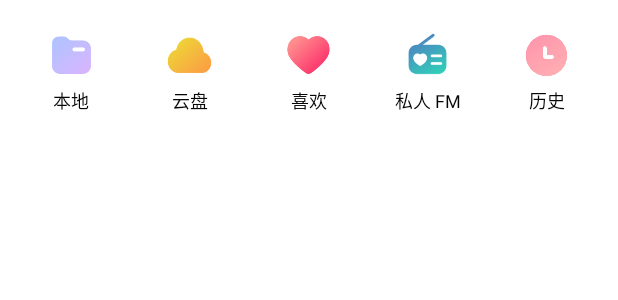
After one commit to shilongzhuo/Szong, an Android app built with Jetpack Compose: the layout recycler_fragment_my_icon.xml on its own in the app's theme, with its tools: preview values and no code run, on a phone screen of 412 x 824 dp. The commit adds this screen. Shown: the top 300 px of the screen. Run offline under Robolectric (Android 15) with nearby library versions, the phone set to English and light mode, and no system bars.

Commit message:
主界面-ui

```diff
--- /dev/null
+++ b/app/src/main/java/com/example/szong/manager/ActivityManager.kt
@@ -0,0 +1,4 @@
+package com.example.szong.manager
+
+class ActivityManager {
+}
--- a/app/src/main/res/layout/mini_player.xml
+++ b/app/src/main/res/layout/mini_player.xml
@@ -29,7 +29,7 @@
 
     </androidx.cardview.widget.CardView>
 
-   <!-- <com.dirror.music.widget.MarqueeTextView
+    <com.example.szong.widget.MarqueeTextView
         android:id="@+id/tvTitle"
         android:layout_width="0dp"
         android:layout_height="wrap_content"
@@ -72,5 +72,4 @@
         app:layout_constraintTop_toTopOf="@+id/tvTitle"
         app:srcCompat="@drawable/ic_mini_player_play"
         tools:ignore="ContentDescription,VectorDrawableCompat" />
--->
 </androidx.constraintlayout.widget.ConstraintLayout>
--- /dev/null
+++ b/app/src/main/res/layout/recycler_fragment_my_icon.xml
@@ -0,0 +1,187 @@
+<?xml version="1.0" encoding="utf-8"?>
+<LinearLayout xmlns:android="http://schemas.android.com/apk/res/android"
+    xmlns:app="http://schemas.android.com/apk/res-auto"
+    xmlns:tools="http://schemas.android.com/tools"
+    android:id="@+id/llTop"
+    android:background="@drawable/bg_card"
+    android:layout_width="match_parent"
+    android:layout_height="wrap_content"
+    android:baselineAligned="false"
+    android:orientation="horizontal"
+    android:paddingStart="8dp"
+    android:paddingEnd="8dp"
+    android:paddingTop="0dp"
+    android:paddingBottom="0dp">
+
+    <androidx.constraintlayout.widget.ConstraintLayout
+        android:id="@+id/clLocal"
+        android:layout_width="0dp"
+        android:layout_height="match_parent"
+        android:layout_weight="1"
+        android:contentDescription="@string/local_music">
+
+        <ImageView
+            android:id="@+id/ivLocal"
+            android:layout_width="42dp"
+            android:layout_height="42dp"
+            android:layout_marginTop="16dp"
+            android:padding="6dp"
+            android:src="@drawable/ic_local_music"
+            app:layout_constraintEnd_toEndOf="parent"
+            app:layout_constraintHorizontal_bias="0.5"
+            app:layout_constraintStart_toStartOf="parent"
+            app:layout_constraintTop_toTopOf="parent"
+            tools:ignore="ContentDescription" />
+
+        <TextView
+            android:id="@+id/textView2"
+            android:layout_width="wrap_content"
+            android:layout_height="wrap_content"
+            android:text="@string/local_music"
+            android:textColor="@color/colorTextForeground"
+            android:textSize="12sp"
+            app:layout_constraintEnd_toEndOf="parent"
+            app:layout_constraintHorizontal_bias="0.5"
+            app:layout_constraintStart_toStartOf="parent"
+            app:layout_constraintTop_toBottomOf="@+id/ivLocal"
+            tools:ignore="ContentDescription" />
+
+    </androidx.constraintlayout.widget.ConstraintLayout>
+
+    <androidx.constraintlayout.widget.ConstraintLayout
+        android:id="@+id/clUserCloud"
+        android:layout_width="0dp"
+        android:layout_height="match_parent"
+        android:layout_weight="1"
+        android:contentDescription="@string/cloud_drive">
+
+        <ImageView
+            android:id="@+id/ivUserCloud"
+            android:layout_width="42dp"
+            android:layout_height="42dp"
+            android:layout_marginTop="16dp"
+            android:padding="5dp"
+            android:src="@drawable/ic_user_cloud"
+            app:layout_constraintEnd_toEndOf="parent"
+            app:layout_constraintStart_toStartOf="parent"
+            app:layout_constraintTop_toTopOf="parent"
+            tools:ignore="ContentDescription" />
+
+        <TextView
+            android:layout_width="wrap_content"
+            android:layout_height="wrap_content"
+            android:text="@string/cloud_drive"
+            android:textColor="@color/colorTextForeground"
+            android:textSize="12sp"
+            app:layout_constraintEnd_toEndOf="parent"
+            app:layout_constraintStart_toStartOf="parent"
+            app:layout_constraintTop_toBottomOf="@id/ivUserCloud"
+            tools:ignore="ContentDescription" />
+
+    </androidx.constraintlayout.widget.ConstraintLayout>
+
+    <androidx.constraintlayout.widget.ConstraintLayout
+        android:id="@+id/clFavorite"
+        android:layout_width="0dp"
+        android:layout_height="match_parent"
+        android:layout_weight="1"
+        android:contentDescription="@string/my_favorite_songs">
+
+        <ImageView
+            android:id="@+id/ivFavorite"
+            android:layout_width="42dp"
+            android:layout_height="42dp"
+            android:layout_marginTop="16dp"
+            android:padding="6dp"
+            android:src="@drawable/local_page_follow_mark"
+            app:layout_constraintEnd_toEndOf="parent"
+            app:layout_constraintHorizontal_bias="0.5"
+            app:layout_constraintStart_toStartOf="parent"
+            app:layout_constraintTop_toTopOf="parent"
+            tools:ignore="ContentDescription" />
+
+        <TextView
+            android:id="@+id/textView6"
+            android:layout_width="wrap_content"
+            android:layout_height="wrap_content"
+            android:layout_marginBottom="16dp"
+            android:text="@string/my_favorite_songs"
+            android:textAlignment="center"
+            android:textColor="@color/colorTextForeground"
+            android:textSize="12sp"
+            app:layout_constraintBottom_toBottomOf="parent"
+            app:layout_constraintEnd_toEndOf="parent"
+            app:layout_constraintHorizontal_bias="0.5"
+            app:layout_constraintStart_toStartOf="parent"
+            app:layout_constraintTop_toBottomOf="@+id/ivFavorite"
+            tools:ignore="ContentDescription" />
+
+    </androidx.constraintlayout.widget.ConstraintLayout>
+
+
+    <androidx.constraintlayout.widget.ConstraintLayout
+        android:id="@+id/clPersonalFM"
+        android:layout_width="0dp"
+        android:layout_height="match_parent"
+        android:layout_weight="1">
+
+        <ImageView
+            android:id="@+id/ivPersonalFM"
+            android:layout_width="42dp"
+            android:layout_height="42dp"
+            android:layout_marginTop="16dp"
+            android:paddingTop="5dp"
+            android:paddingBottom="7dp"
+            android:src="@drawable/ic_personal_fm"
+            app:layout_constraintEnd_toEndOf="parent"
+            app:layout_constraintStart_toStartOf="parent"
+            app:layout_constraintTop_toTopOf="parent"
+            tools:ignore="ContentDescription" />
+
+        <TextView
+            android:layout_width="wrap_content"
+            android:layout_height="wrap_content"
+            android:text="@string/personal_fm"
+            android:textColor="@color/colorTextForeground"
+            android:textSize="12sp"
+            app:layout_constraintEnd_toEndOf="parent"
+            app:layout_constraintStart_toStartOf="parent"
+            app:layout_constraintTop_toBottomOf="@id/ivPersonalFM" />
+
+    </androidx.constraintlayout.widget.ConstraintLayout>
+
+
+    <androidx.constraintlayout.widget.ConstraintLayout
+        android:id="@+id/clLatest"
+        android:layout_width="0dp"
+        android:layout_height="match_parent"
+        android:layout_weight="1"
+        android:contentDescription="@string/history">
+
+        <ImageView
+            android:id="@+id/ivLatest"
+            android:layout_width="42dp"
+            android:layout_height="42dp"
+            android:layout_marginTop="16dp"
+            android:padding="6dp"
+            android:src="@drawable/local_page_latest_mark"
+            app:layout_constraintEnd_toEndOf="parent"
+            app:layout_constraintStart_toStartOf="parent"
+            app:layout_constraintTop_toTopOf="parent"
+            tools:ignore="ContentDescription" />
+
+        <TextView
+            android:layout_width="wrap_content"
+            android:layout_height="wrap_content"
+            android:text="@string/history"
+            android:textColor="@color/colorTextForeground"
+            android:textSize="12sp"
+            app:layout_constraintEnd_toEndOf="parent"
+            app:layout_constraintStart_toStartOf="parent"
+            app:layout_constraintTop_toBottomOf="@id/ivLatest"
+            tools:ignore="ContentDescription" />
+
+    </androidx.constraintlayout.widget.ConstraintLayout>
+
+
+</LinearLayout>
```
Also changed, not shown: app/src/main/java/com/example/szong/App.kt (+23 -1 lines), app/src/main/java/com/example/szong/ui/main/MyFragment.kt (added, +128 -0 lines), app/src/main/java/com/example/szong/ui/main/adapter/MyFragmentIconAdapter.kt (added, +84 -0 lines), app/src/main/java/com/example/szong/ui/main/adapter/MyFragmentUserAdapter.kt (added, +102 -0 lines), app/src/main/java/com/example/szong/ui/main/viewmodel/MyFragmentViewModel.kt (added, +38 -0 lines), app/src/main/java/com/example/szong/widget/MarqueeTextView.kt (added, +25 -0 lines), app/src/main/res/layout/recycler_fragment_my_user.xml (added, +75 -0 lines), app/src/main/java/com/example/szong/manager/UserManager.kt (renamed from app/src/main/java/com/example/szong/manager/User.kt).
